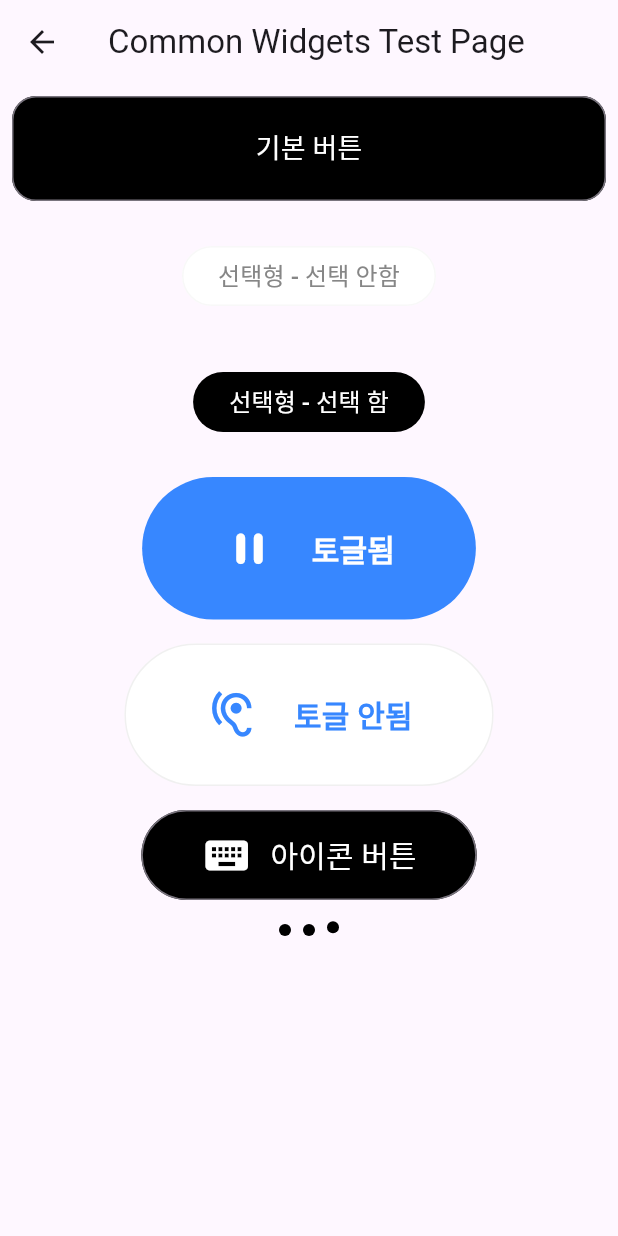
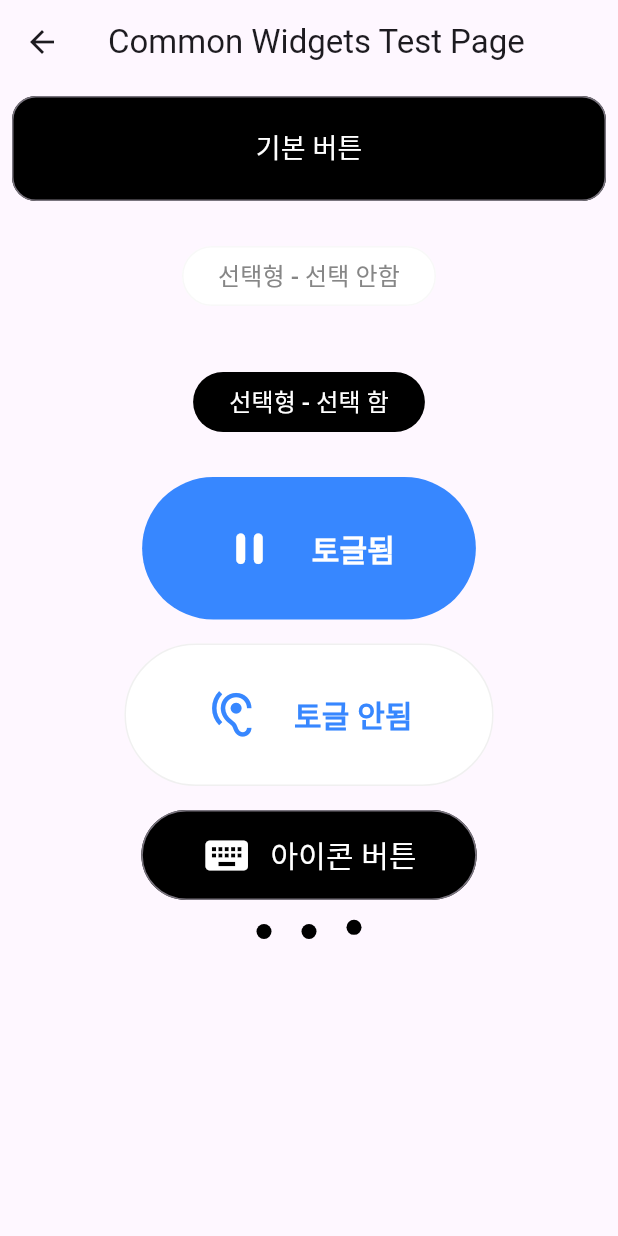
Before and after one commit to Pillar-Bridge/bridge-flutter, a Flutter app: the screen it shows after launch, on a phone screen of 412 x 824 dp. Run offline on Flutter 3.47's test engine with Material 3 defaults, Android fonts, the phone set to English and light mode, and no system bars; Roboto replaces fonts that are missing (Pretendard); project files that could hold a hidden picture were left out.

Commit message:
Update progress dots size and spacing

```diff
--- a/lib/ui/widgets/progresses/progress_threedots.dart
+++ b/lib/ui/widgets/progresses/progress_threedots.dart
@@ -7,9 +7,9 @@ class ProgressThreeDots extends StatelessWidget {
       mainAxisAlignment: MainAxisAlignment.center,
       children: [
         Dot(delay: Duration(milliseconds: 0)),
-        SizedBox(width: 8),
+        SizedBox(width: 20),
         Dot(delay: Duration(milliseconds: 250)),
-        SizedBox(width: 8),
+        SizedBox(width: 20),
         Dot(delay: Duration(milliseconds: 500)),
       ],
     );
@@ -37,7 +37,7 @@ class _DotState extends State<Dot> with SingleTickerProviderStateMixin {
       duration: Duration(milliseconds: 750),
     );
 
-    _animation = Tween<double>(begin: 0.0, end: 8.0).animate(CurvedAnimation(
+    _animation = Tween<double>(begin: 0.0, end: 12.0).animate(CurvedAnimation(
       parent: _animationController,
       curve: Curves.easeInOut,
     ))
@@ -68,8 +68,8 @@ class _DotState extends State<Dot> with SingleTickerProviderStateMixin {
         return Transform.translate(
           offset: Offset(0, -_animation.value),
           child: Container(
-            width: 8,
-            height: 8,
+            width: 10,
+            height: 10,
             decoration: BoxDecoration(
               color: Colors.black,
               shape: BoxShape.circle,
```
